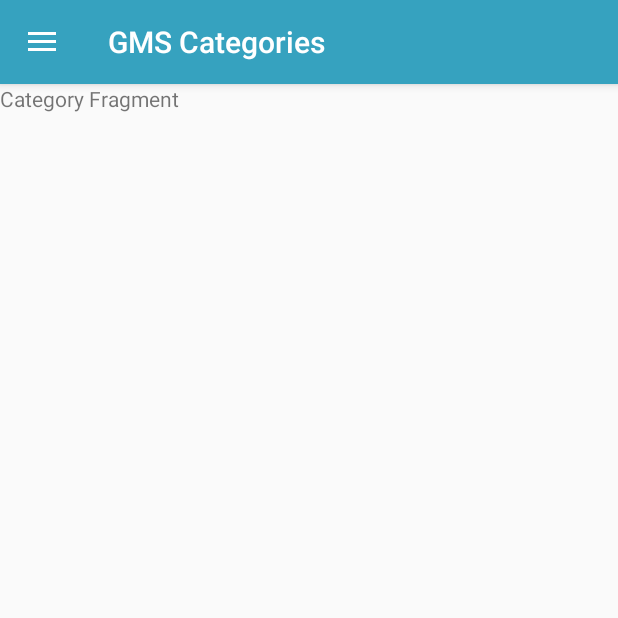
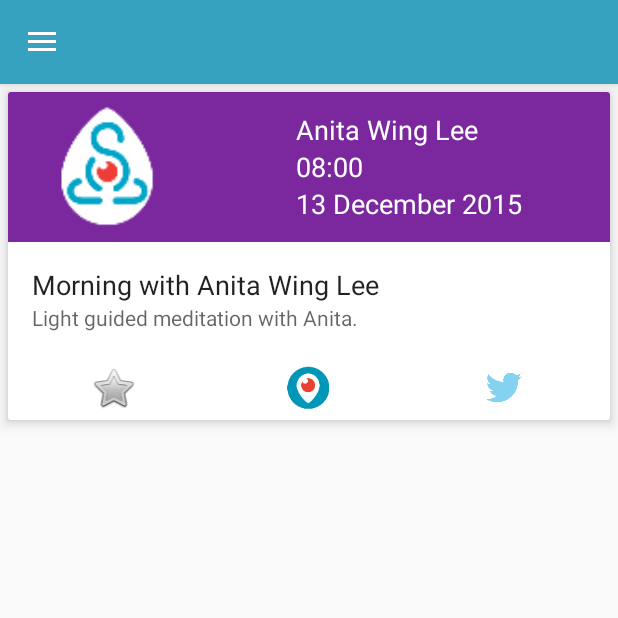
Before and after one commit to darkowlzz/gmsapp, an Android app: the fragment CategoryFragment placed in its activity, on a phone screen of 412 x 824 dp, the top half of it. Run offline under Robolectric (Android 15) with nearby library versions, the phone set to English and light mode, and no system bars; 1 statement that could not run was skipped.

Commit message:
CategoryFragment and recyclerView with cards added.

```diff
--- a/app/src/main/java/space/darkowlzz/globalmeditationscope/CategoriesFragment.java
+++ b/app/src/main/java/space/darkowlzz/globalmeditationscope/CategoriesFragment.java
@@ -38,12 +38,12 @@
 
     private void initializeData() {
         categories = new ArrayList<>();
-        categories.add(new MediCategory("Breathe", getImage(R.drawable.ic_breathe)));
-        categories.add(new MediCategory("Move", getImage(R.drawable.ic_move)));
-        categories.add(new MediCategory("Listen", getImage(R.drawable.ic_listen)));
-        categories.add(new MediCategory("Heal", getImage(R.drawable.ic_heal)));
-        categories.add(new MediCategory("Create", getImage(R.drawable.ic_create)));
-        categories.add(new MediCategory("All", getImage(R.drawable.ic_globe)));
+        categories.add(new MediCategory(getString(R.string.category_1), getImage(R.drawable.ic_breathe)));
+        categories.add(new MediCategory(getString(R.string.category_2), getImage(R.drawable.ic_move)));
+        categories.add(new MediCategory(getString(R.string.category_3), getImage(R.drawable.ic_listen)));
+        categories.add(new MediCategory(getString(R.string.category_4), getImage(R.drawable.ic_heal)));
+        categories.add(new MediCategory(getString(R.string.category_5), getImage(R.drawable.ic_create)));
+        categories.add(new MediCategory(getString(R.string.category_6), getImage(R.drawable.ic_globe)));
     }
 
     private Drawable getImage(int drawable) {
@@ -53,8 +53,4 @@
             return getResources().getDrawable(drawable);
         }
     }
-
-    public void foo() {
-
-    }
 }
--- a/app/src/main/java/space/darkowlzz/globalmeditationscope/CategoryFragment.java
+++ b/app/src/main/java/space/darkowlzz/globalmeditationscope/CategoryFragment.java
@@ -3,20 +3,40 @@
 import android.os.Bundle;
 import android.support.annotation.Nullable;
 import android.support.v4.app.Fragment;
+import android.support.v7.widget.LinearLayoutManager;
+import android.support.v7.widget.RecyclerView;
 import android.view.LayoutInflater;
 import android.view.View;
 import android.view.ViewGroup;
+
+import java.util.ArrayList;
 
 /**
  * Created by sunny on 26/11/15.
  */
 public class CategoryFragment extends Fragment {
 
+    private ArrayList<MediEvent> events;
+    TinyDB tinyDB;
+
     @Override
     public View onCreateView(LayoutInflater inflater, ViewGroup container, Bundle savedInstanceState) {
         View view = inflater.inflate(R.layout.fragment_category, container, false);
 
+        String selectedCategory = getArguments().getString(MainActivity.BUNDLE_ARG_SELECTED_CATEGORY);
+        ((MainActivity) getActivity()).setActionBarTitle(selectedCategory);
 
+        tinyDB = new TinyDB(getContext());
+        events = (ArrayList) tinyDB.getListObject(MainActivity.ALL_EVENTS, MediEvent.class);
+
+        RecyclerView rv = (RecyclerView) view.findViewById(R.id.rv);
+        rv.setHasFixedSize(true);
+
+        LinearLayoutManager llm = new LinearLayoutManager(getContext());
+        rv.setLayoutManager(llm);
+
+        RVAdapter adapter = new RVAdapter(events, MainActivity.CATEGORY_FRAGMENT);
+        rv.setAdapter(adapter);
 
         return view;
     }
--- a/app/src/main/java/space/darkowlzz/globalmeditationscope/EventsFragment.java
+++ b/app/src/main/java/space/darkowlzz/globalmeditationscope/EventsFragment.java
@@ -31,7 +31,6 @@
         rv.setHasFixedSize(true);
 
         if (tinyDB.getListObject(MainActivity.ALL_EVENTS, MediEvent.class).isEmpty()) {
-            Log.v("F0011", "Initializing...");
             initializeData();
         } else {
             events = (ArrayList) tinyDB.getListObject(MainActivity.ALL_EVENTS, MediEvent.class);
--- a/app/src/main/java/space/darkowlzz/globalmeditationscope/MainActivity.java
+++ b/app/src/main/java/space/darkowlzz/globalmeditationscope/MainActivity.java
@@ -25,6 +25,8 @@
     public static final String FAVORITES_FRAGMENT = "FavoritesFragment";
     public static final String CATEGORIES_FRAGMENT = "CategoriesFragment";
     public static final String CATEGORY_FRAGMENT = "CategoryFragment";
+
+    public static final String BUNDLE_ARG_SELECTED_CATEGORY = "selectedCategory";
 
     public static ImageLoader mImageLoader = null;
 
@@ -63,7 +65,7 @@
                 return;
             }
 
-            getSupportActionBar().setTitle("GMS Categories");
+            getSupportActionBar().setTitle(getString(R.string.categories_fragment_title));
 
             categoriesFragment = new CategoriesFragment();
             categoriesFragment.setArguments(getIntent().getExtras());
@@ -114,7 +116,7 @@
         transaction.setCustomAnimations(R.anim.slide_enter, R.anim.slide_exit);
         transaction.replace(R.id.fragment_container, categoriesFragment);
         transaction.commit();
-        getSupportActionBar().setTitle("GMS Categories");
+        getSupportActionBar().setTitle(getString(R.string.categories_fragment_title));
         CURRENT_FRAGMENT = CATEGORIES_FRAGMENT;
 
         navigationView.getMenu().getItem(0).setChecked(true);
@@ -172,4 +174,8 @@
         }
         return true;
     }
+
+    public void setActionBarTitle(String title) {
+        getSupportActionBar().setTitle(title);
+    }
 }
--- a/app/src/main/java/space/darkowlzz/globalmeditationscope/RVGridAdapter.java
+++ b/app/src/main/java/space/darkowlzz/globalmeditationscope/RVGridAdapter.java
@@ -1,6 +1,7 @@
 package space.darkowlzz.globalmeditationscope;
 
 import android.content.Context;
+import android.os.Bundle;
 import android.support.v4.app.FragmentTransaction;
 import android.support.v7.widget.CardView;
 import android.support.v7.widget.RecyclerView;
@@ -46,16 +47,19 @@
     }
 
     @Override
-    public void onBindViewHolder(CategoryViewHolder holder, int position) {
+    public void onBindViewHolder(CategoryViewHolder holder, final int position) {
         holder.categoryName.setText(itemList.get(position).name);
         holder.categoryImage.setImageDrawable(itemList.get(position).image);
         holder.cardView.setOnClickListener(new View.OnClickListener() {
             @Override
             public void onClick(View v) {
-                EventsFragment eventsFragment = new EventsFragment();
+                Bundle bundle = new Bundle();
+                bundle.putString(MainActivity.BUNDLE_ARG_SELECTED_CATEGORY, itemList.get(position).name);
+                CategoryFragment categoryFragment = new CategoryFragment();
+                categoryFragment.setArguments(bundle);
                 FragmentTransaction transaction = ((MainActivity)context).getSupportFragmentManager().beginTransaction();
                 transaction.setCustomAnimations(R.anim.slide_enter, R.anim.slide_exit);
-                transaction.replace(R.id.fragment_container, eventsFragment);
+                transaction.replace(R.id.fragment_container, categoryFragment);
                 transaction.commit();
                 MainActivity.CURRENT_FRAGMENT = MainActivity.CATEGORY_FRAGMENT;
             }
--- a/app/src/main/res/layout/category_grid.xml
+++ b/app/src/main/res/layout/category_grid.xml
@@ -19,6 +19,7 @@
             android:layout_width="match_parent"
             android:layout_height="wrap_content"
             android:layout_marginTop="10dp"
+            android:gravity="center_horizontal"
             android:textAlignment="center"
             android:text="Meditation Category"
             android:textAllCaps="true"
--- a/app/src/main/res/layout/fragment_category.xml
+++ b/app/src/main/res/layout/fragment_category.xml
@@ -3,9 +3,9 @@
     android:orientation="vertical" android:layout_width="match_parent"
     android:layout_height="match_parent">
 
-    <TextView
-        android:layout_width="wrap_content"
-        android:layout_height="wrap_content"
-        android:text="Category Fragment"/>
+    <android.support.v7.widget.RecyclerView
+        android:layout_width="match_parent"
+        android:layout_height="match_parent"
+        android:id="@+id/rv"></android.support.v7.widget.RecyclerView>
 
 </LinearLayout>
--- a/app/src/main/res/values/strings.xml
+++ b/app/src/main/res/values/strings.xml
@@ -6,6 +6,16 @@
 
     <string name="action_settings">Settings</string>
 
+    <!-- Categories Fragment -->
+    <string name="categories_fragment_title">GMS Categories</string>
+    <string name="category_1">BREATHE</string>
+    <string name="category_2">MOVE</string>
+    <string name="category_3">LISTEN</string>
+    <string name="category_4">HEAL</string>
+    <string name="category_5">CREATE</string>
+    <string name="category_6">ALL</string>
+
+
     <!-- Events Fragment -->
     <string name="events_fragment_title">Upcoming GMS Events</string>
 
```
